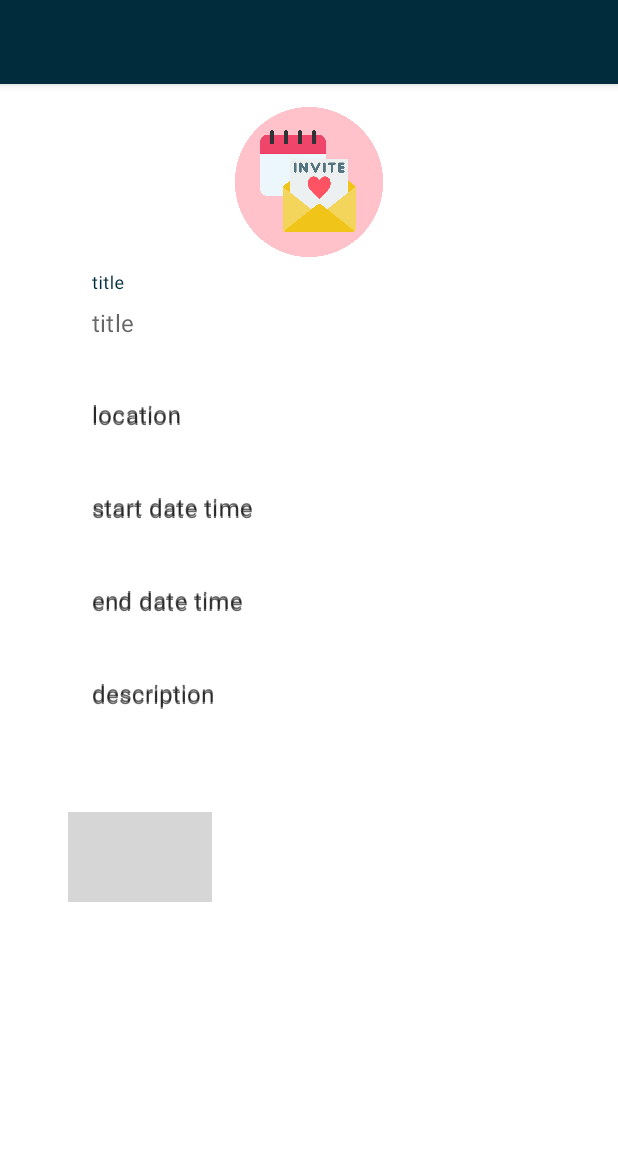
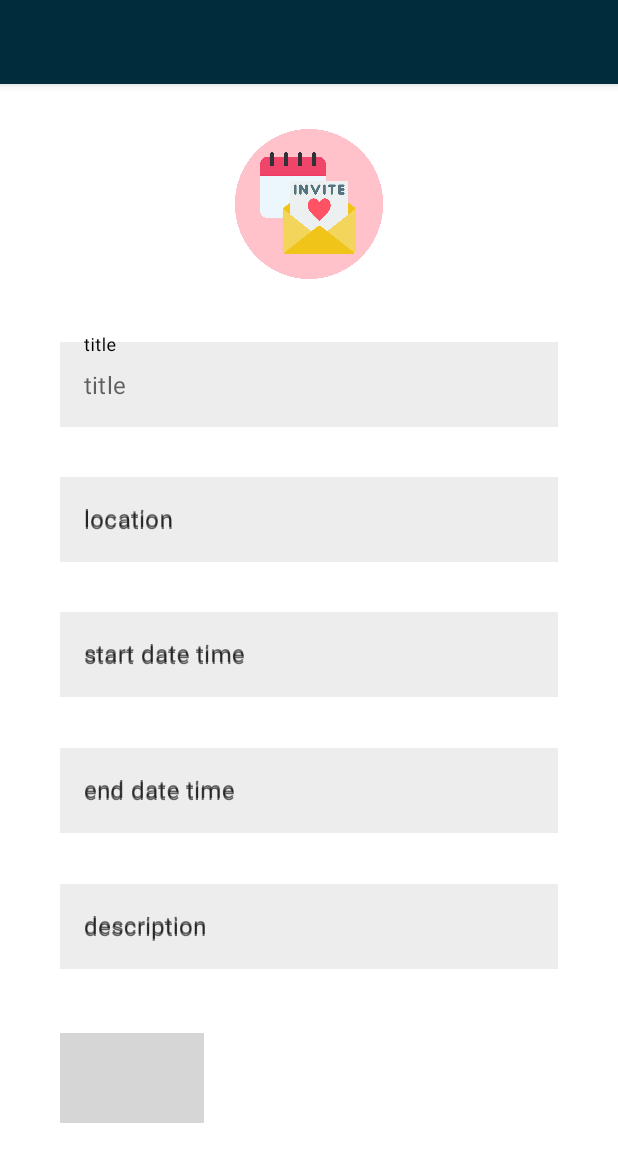
Before and after one commit to edensssss/EventsApp, an Android app: the CalendarActivity screen opened directly, with no data from a screen before it, on a phone screen of 412 x 824 dp. Shown: the top 1162 px of the screen. Run offline under Robolectric (Android 15) with nearby library versions, the phone set to English and light mode, and no system bars; 6 statements that could not run were skipped; grey boxes are pictures that could not be loaded.

Commit message:
design changes

```diff
--- a/app/src/main/java/com/example/events/Activity/CalendarActivity.java
+++ b/app/src/main/java/com/example/events/Activity/CalendarActivity.java
@@ -9,6 +9,8 @@ import android.util.Log;
 
 import androidx.annotation.NonNull;
 import androidx.appcompat.app.AppCompatActivity;
+import androidx.core.content.ContextCompat;
+
 import android.Manifest;
 import android.app.TimePickerDialog;
 import android.content.Intent;
@@ -70,6 +72,7 @@ public class CalendarActivity extends AppCompatActivity {
         TextInputLayout descriptionInputLayout = findViewById(R.id.descriptionTextView);
         descriptionEditText = descriptionInputLayout.getEditText();
 
+
         try {
             //String jsonString = loadJSONFromAsset("event.json");
             JSONObject eventJson = new JSONObject(jsonFileContent);
@@ -80,6 +83,7 @@ public class CalendarActivity extends AppCompatActivity {
             String startDateTime = eventJson.getString("startDateTime");
             String endDateTime = eventJson.getString("endDateTime");
             String description = eventJson.getString("description");
+
 
             // Set the event details to the TextViews
             titleEditText.setText(title);
--- a/app/src/main/java/com/example/events/Activity/SplashScreenActivity.java
+++ b/app/src/main/java/com/example/events/Activity/SplashScreenActivity.java
@@ -13,7 +13,7 @@ public class SplashScreenActivity extends AppCompatActivity {
     @Override
     protected void onCreate(Bundle savedInstanceState) {
         super.onCreate(savedInstanceState);
-        setContentView(R.layout.activity_splash_screen);
+        //setContentView(R.layout.activity_splash_screen);
 
         getSupportActionBar().hide();
 
--- a/app/src/main/res/layout/activity_calander.xml
+++ b/app/src/main/res/layout/activity_calander.xml
@@ -5,102 +5,127 @@
     xmlns:tools="http://schemas.android.com/tools"
     android:layout_width="match_parent"
     android:layout_height="match_parent"
-    android:padding="15sp"
     android:background="#FFFFFF">
+
     <ImageView
         android:id="@+id/logo"
         android:layout_width="100sp"
         android:layout_height="100sp"
+        android:layout_marginTop="30dp"
         android:layout_centerHorizontal="true"
         app:srcCompat="@drawable/ic_logo" />
 
     />
+
     <LinearLayout
         android:layout_width="match_parent"
         android:layout_height="match_parent"
-        android:padding="30dp"
-        android:layout_marginTop="80dp"
-        android:orientation="vertical">
+        android:layout_marginStart="20dp"
+        android:layout_marginTop="135dp"
+        android:layout_marginEnd="20dp"
+        android:layout_marginBottom="20dp"
+        android:orientation="vertical"
+        android:padding="20dp">
 
 
         <com.google.android.material.textfield.TextInputLayout
             android:id="@+id/titleTextView"
+            style="@style/Widget.MaterialComponents.TextInputLayout.OutlinedBox"
             android:layout_width="match_parent"
             android:layout_height="wrap_content"
-            android:hint="title"
-            style="@style/Widget.MaterialComponents.TextInputLayout.OutlinedBox">
+            android:layout_weight="1"
+            android:layout_marginBottom="5dp"
+            app:hintTextColor="@color/black"
+            app:hintEnabled="true"
+            android:hint="title">
 
             <com.google.android.material.textfield.TextInputEditText
                 android:layout_width="match_parent"
                 android:layout_height="wrap_content"
-                android:textColor="@color/black"
-                android:background="@color/white"
+                android:layout_weight="1"
+                android:background="#EDEDED"
                 android:hint="title"
-                />
+                app:hintTextColor="@color/black"
+                app:hintEnabled="true"
+                android:textColor="@color/black" />
 
 
         </com.google.android.material.textfield.TextInputLayout>
 
         <com.google.android.material.textfield.TextInputLayout
             android:id="@+id/locationTextView"
+            style="@style/Widget.MaterialComponents.TextInputLayout.OutlinedBox"
             android:layout_width="match_parent"
             android:layout_height="wrap_content"
-            android:hint="location"
-            style="@style/Widget.MaterialComponents.TextInputLayout.OutlinedBox">
+            android:layout_weight="1"
+            android:layout_marginBottom="5dp"
+            android:hint="location">
 
             <com.google.android.material.textfield.TextInputEditText
                 android:layout_width="match_parent"
                 android:layout_height="wrap_content"
-                android:textColor="@color/black"
-                android:background="@color/white"
+                android:layout_weight="1"
+                android:background="#EDEDED"
                 android:hint="location"
-                />
+                android:textColor="@color/black" />
 
 
-        </com.google.android.material.textfield.TextInputLayout> <com.google.android.material.textfield.TextInputLayout
+        </com.google.android.material.textfield.TextInputLayout>
+
+        <com.google.android.material.textfield.TextInputLayout
             android:id="@+id/startdatetimeTextView"
+            style="@style/Widget.MaterialComponents.TextInputLayout.OutlinedBox"
             android:layout_width="match_parent"
             android:layout_height="wrap_content"
-        android:hint="start date time"
-        style="@style/Widget.MaterialComponents.TextInputLayout.OutlinedBox">
+            android:layout_weight="1"
+            android:layout_marginBottom="5dp"
+            android:hint="start date time">
 
             <com.google.android.material.textfield.TextInputEditText
                 android:layout_width="match_parent"
                 android:layout_height="wrap_content"
-            android:textColor="@color/black"
-            android:background="@color/white"
+                android:layout_weight="1"
+                android:background="#EDEDED"
                 android:hint="start date time"
-            />
-    </com.google.android.material.textfield.TextInputLayout> <com.google.android.material.textfield.TextInputLayout
+                android:textColor="@color/black" />
+        </com.google.android.material.textfield.TextInputLayout>
+
+        <com.google.android.material.textfield.TextInputLayout
             android:id="@+id/enddatetimeTextView"
+            style="@style/Widget.MaterialComponents.TextInputLayout.OutlinedBox"
             android:layout_width="match_parent"
             android:layout_height="wrap_content"
-        android:hint="end date time"
-        style="@style/Widget.MaterialComponents.TextInputLayout.OutlinedBox">
+            android:layout_weight="1"
+            android:layout_marginBottom="5dp"
+            android:hint="end date time">
 
             <com.google.android.material.textfield.TextInputEditText
                 android:layout_width="match_parent"
                 android:layout_height="wrap_content"
-            android:textColor="@color/black"
-            android:background="@color/white"
+                android:layout_weight="1"
+                android:background="#EDEDED"
                 android:hint="end date time"
-            />
+                android:textColor="@color/black" />
 
 
-    </com.google.android.material.textfield.TextInputLayout> <com.google.android.material.textfield.TextInputLayout
+        </com.google.android.material.textfield.TextInputLayout>
+
+        <com.google.android.material.textfield.TextInputLayout
             android:id="@+id/descriptionTextView"
+            style="@style/Widget.MaterialComponents.TextInputLayout.OutlinedBox"
             android:layout_width="match_parent"
             android:layout_height="wrap_content"
-        android:hint="description"
-        style="@style/Widget.MaterialComponents.TextInputLayout.OutlinedBox">
+            android:layout_weight="1"
+            android:layout_marginBottom="5dp"
+            android:hint="description">
 
             <com.google.android.material.textfield.TextInputEditText
                 android:layout_width="match_parent"
                 android:layout_height="wrap_content"
+                android:layout_weight="1"
+                android:background="#EDEDED"
+                android:hint="description"
                 android:textColor="@color/black"
-            android:background="@color/white"
-            android:hint="description"
-
 
                 />
 
@@ -108,18 +133,16 @@
         </com.google.android.material.textfield.TextInputLayout>
 
 
-
-
         <ImageView
             android:id="@+id/addEventButton"
             android:layout_width="wrap_content"
             android:layout_height="60dp"
+            android:layout_below="@id/descriptionTextView"
+            android:layout_marginTop="25dp"
+            android:layout_marginBottom="35dp"
+            android:backgroundTint="@color/black"
+            android:src="@drawable/ic_add_event_to_calendar"
             android:text="Add Event to Calendar"
-            android:backgroundTint="@color/black"
-            android:layout_below="@id/descriptionTextView"
-            android:layout_marginTop="50dp"
-            android:textColor="@color/white"
-            android:src="@drawable/ic_add_event_to_calendar"
-            />
+            android:textColor="@color/white" />
     </LinearLayout>
 </RelativeLayout>
--- a/app/src/main/res/layout/activity_last.xml
+++ b/app/src/main/res/layout/activity_last.xml
@@ -28,7 +28,7 @@ tools:context="com.example.events.Activity.LastActivity">
     app:layout_constraintTop_toBottomOf="@+id/documents_logo"
     app:layout_constraintVertical_bias="0"
     android:textStyle="bold"
-    android:textSize="22sp"
+    android:textSize="18sp"
     android:textColor="#575455" />
 
 <TextView
--- a/app/src/main/res/layout/activity_main.xml
+++ b/app/src/main/res/layout/activity_main.xml
@@ -54,7 +54,7 @@
         app:layout_constraintEnd_toEndOf="@+id/textView2"
         app:layout_constraintStart_toStartOf="@+id/textView2"
         app:layout_constraintTop_toBottomOf="@+id/textView2"
-        app:layout_constraintVertical_bias="0.2"
+        app:layout_constraintVertical_bias="0.4"
         android:src="@drawable/ic_upload"/>
 
 
--- a/app/src/main/res/values/styles.xml
+++ b/app/src/main/res/values/styles.xml
@@ -9,5 +9,4 @@
     </style>
 
 
-
 </resources>
```
Lines whose indentation alone changed are shown as unchanged.
